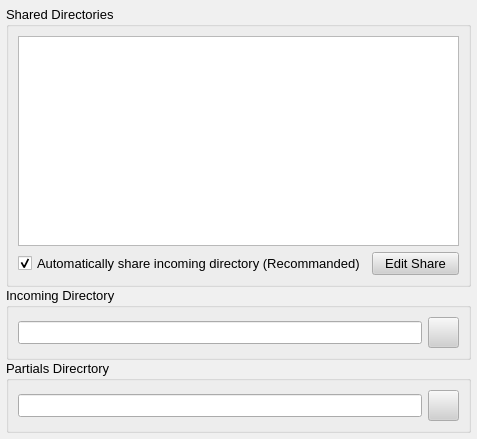
Before: the Qt Designer form retroshare-gui/src/gui/settings/DirectoriesPage.ui in RetroShare/RetroShare, drawn with Qt 5.
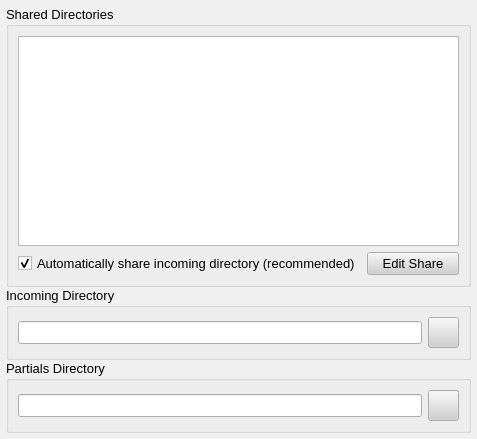
After: the same form once the commit is applied. Icons and pictures are not drawn.

Commit message: fixed some wrong spelling errors

Diff of the .ui file:
```diff
--- a/retroshare-gui/src/gui/settings/DirectoriesPage.ui
+++ b/retroshare-gui/src/gui/settings/DirectoriesPage.ui
@@ -557,7 +557,7 @@
    <item row="2" column="0">
     <widget class="QGroupBox" name="groupBox_3">
      <property name="title">
-      <string>Partials Direcrtory</string>
+      <string>Partials Directory</string>
      </property>
      <layout class="QGridLayout">
       <item row="0" column="0">
@@ -614,7 +614,7 @@
          <bool>true</bool>
         </property>
         <property name="text">
-         <string>Automatically share incoming directory (Recommanded)</string>
+         <string>Automatically share incoming directory (recommended)</string>
         </property>
         <property name="checked">
          <bool>true</bool>
```
The commit also changes 1 other file.
